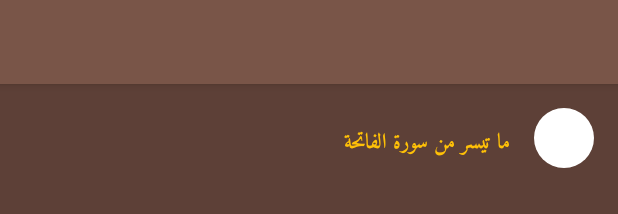
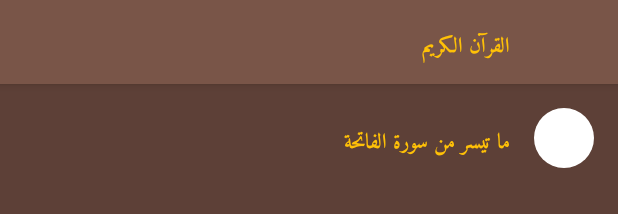
Before and after one commit to muhammad-qadi/Quran, an Android app: the layout fragment_media.xml on its own in the app's theme, with its tools: preview values and no code run, on a phone screen of 412 x 824 dp. Shown: the top 214 px of the screen. Run offline under Robolectric (Android 15) with nearby library versions, the phone set to English and light mode, and no system bars; network calls fail.

Commit message:
Title for media fragment

```diff
--- a/app/src/main/java/com/qadi/quran/presentation/media/MediaAdapter.kt
+++ b/app/src/main/java/com/qadi/quran/presentation/media/MediaAdapter.kt
@@ -23,7 +23,10 @@ class MediaAdapter(private val mediaList: MutableList<Media> = mutableListOf())
         holder.itemView.setOnClickListener {
             val ma = holder.itemView.context as MainActivity
             if (mediaItem.isList) {
-                val bundle = Bundle();bundle.putString(Key.MEDIA_ID, mediaItem.id)
+                val bundle = Bundle();bundle.putString(Key.MEDIA_ID, mediaItem.id);bundle.putString(
+                    "title",
+                    mediaItem.title
+                )
                 ma.findNavController(R.id.nav_host_fragment).navigate(R.id.action_global_mediaFragment, bundle)
             } else {
                 ma.playPause(mediaItem.id)
--- a/app/src/main/res/layout/fragment_media.xml
+++ b/app/src/main/res/layout/fragment_media.xml
@@ -13,7 +13,19 @@
         <androidx.appcompat.widget.Toolbar
             android:id="@+id/toolbar"
             android:layout_width="match_parent"
-            android:layout_height="wrap_content" />
+            android:layout_height="wrap_content">
+
+            <androidx.appcompat.widget.AppCompatTextView
+                android:id="@+id/title"
+                android:layout_width="match_parent"
+                android:layout_height="match_parent"
+                android:layout_marginStart="72dp"
+                android:layout_marginEnd="16dp"
+                android:fontFamily="@font/main_res"
+                android:gravity="start"
+                android:textColor="?attr/colorAccent"
+                tools:text="القرآن الكريم" />
+        </androidx.appcompat.widget.Toolbar>
 
     </com.google.android.material.appbar.AppBarLayout>
 
@@ -34,7 +46,6 @@
                 tools:listitem="@layout/media_item" />
 
             <androidx.appcompat.widget.AppCompatTextView
-                android:text="@string/empty_title"
                 android:id="@+id/noContent"
                 android:layout_width="match_parent"
                 android:layout_height="wrap_content"
@@ -42,6 +53,7 @@
                 android:alpha="0"
                 android:fontFamily="@font/main_res"
                 android:gravity="center"
+                android:text="@string/empty_title"
                 android:textColor="?attr/colorAccent"
                 tools:alpha="1"
                 tools:text="عفوا لا يوجد محتوي" />
--- a/app/src/main/res/navigation/nav_graph.xml
+++ b/app/src/main/res/navigation/nav_graph.xml
@@ -14,6 +14,9 @@
             android:name="media-id"
             android:defaultValue="main-media"
             app:argType="string" />
+        <argument
+            android:name="title"
+            app:argType="string" />
     </fragment>
     <action
         android:id="@+id/action_global_mediaFragment"
--- a/app/src/main/res/values/strings.xml
+++ b/app/src/main/res/values/strings.xml
@@ -6,4 +6,5 @@
     <string name="user_notification_channel_name">Quran</string>
     <string name="user_notification_channel_desc">Quran</string>
     <string name="empty_content">No content</string>
+    <string name="main_title">Main</string>
 </resources>
```
Also changed, not shown: app/src/main/java/com/qadi/quran/presentation/media/MediaFragment.kt (+8 -1 lines), 1 other file.
